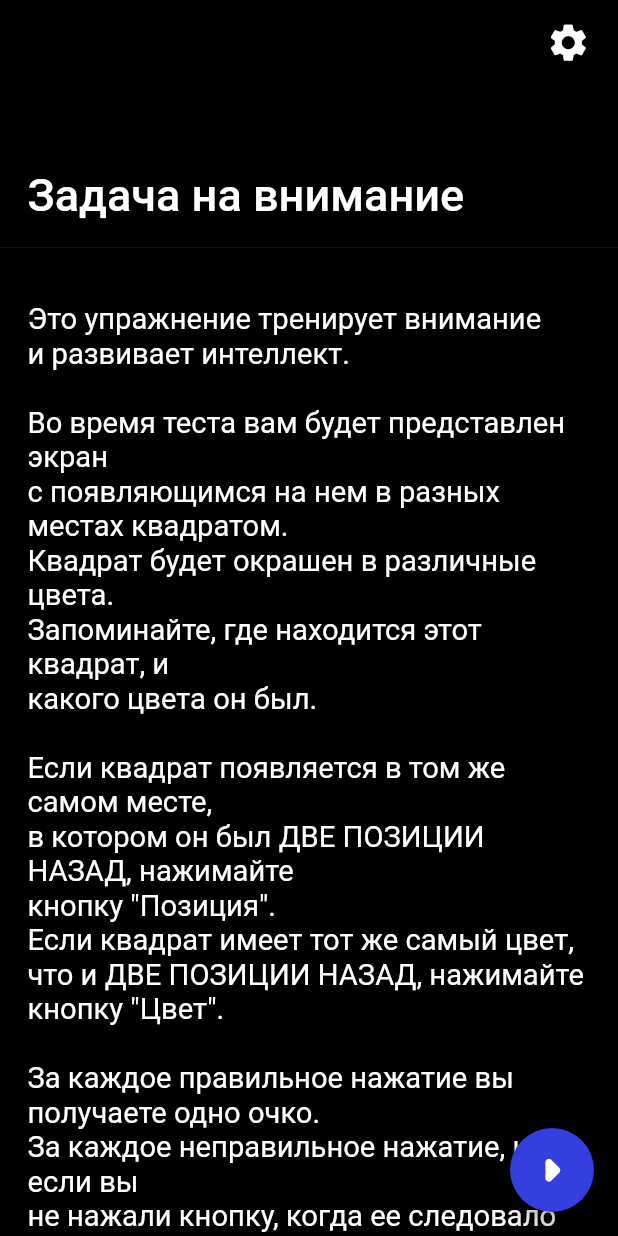
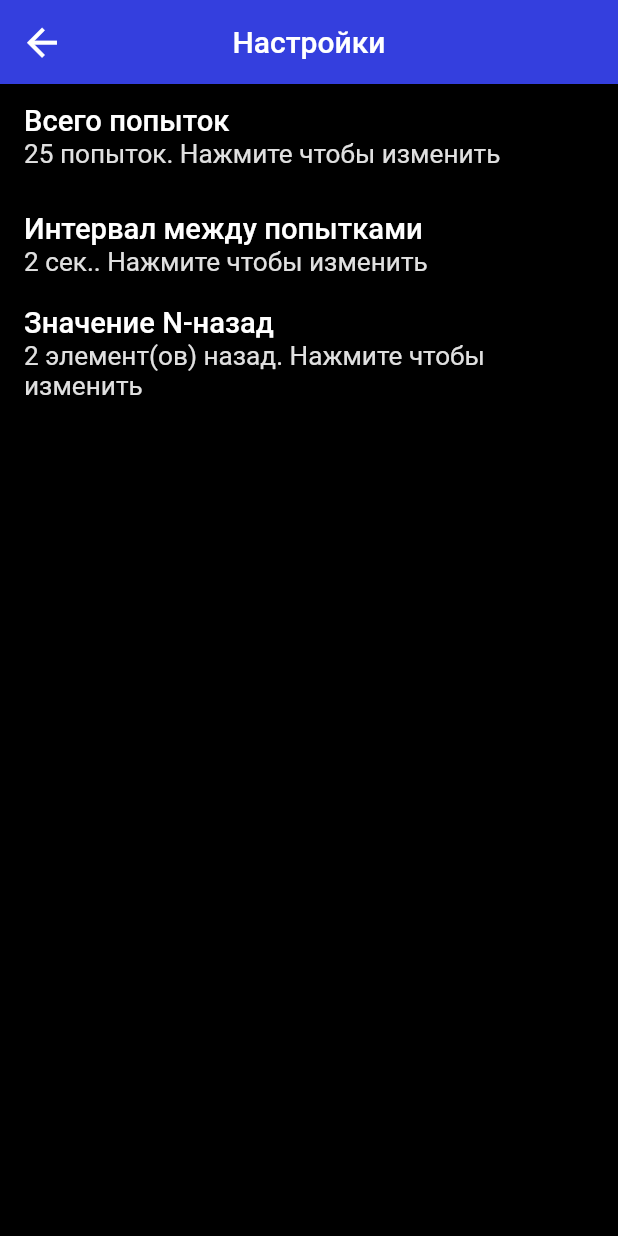
Before and after one commit to Eddie98/nbackflutter, a Flutter app: the screen it shows after launch, after a tap on the "settings" icon, on a phone screen of 412 x 824 dp. Run offline on Flutter 3.47's test engine with Material 2 defaults, Android fonts, the light colour scheme and no system bars; our stand-ins replace bloc, equatable, flutter_bloc; missing offline and left inert: ansicolor.

Commit message:
settings page added

```diff
--- a/lib/constants/app_colors.dart
+++ b/lib/constants/app_colors.dart
@@ -3,4 +3,7 @@ import 'package:flutter/material.dart';
 class AppColors {
   static const Color themeColor = Color.fromARGB(255, 52, 63, 222);
   static const Color mainBlackColor = Color.fromARGB(255, 0, 0, 0);
+  static const Color mainGreyColor = Color.fromRGBO(224, 224, 224, 1);
+  static const Color mainGreenColor = Color.fromRGBO(76, 175, 80, 1);
+  static const Color mainRedColor = Color.fromRGBO(244, 67, 54, 1);
 }
--- a/lib/constants/text_styles.dart
+++ b/lib/constants/text_styles.dart
@@ -16,4 +16,9 @@ class TextStyles {
         fontSize: getAdaptiveFontSize(17.0),
         fontWeight: FontWeight.w600,
       );
+  static TextStyle settingsPageTS() => TextStyle(
+        color: Colors.white,
+        fontSize: getAdaptiveFontSize(17.0),
+        fontWeight: FontWeight.w500,
+      );
 }
--- a/lib/constants/texts.dart
+++ b/lib/constants/texts.dart
@@ -13,6 +13,15 @@ const resultsNotGoodEnoughCanMore = 'Не очень... Можно лучше!';
 const resultsNotbadCanMore = 'Неплохо! Можно лучше!';
 const resultsGoodButMore = 'Очень хорошо! Но можно еще лучше!';
 const resultsExcellent = 'Отлично! Превосходно!';
+
+const settingsText = 'Настройки';
+const totalAttemptsText = 'Всего попыток';
+const intervalBetweenAttemptsText = 'Интервал между попытками';
+const nBackValueText = 'Значение N-назад';
+const clickToChangeText = 'Нажмите чтобы изменить';
+const attemptsText = 'попыток';
+const secondsText = 'сек.';
+const itemsbackText = 'элемент(ов) назад';
 
 const mainTitle = 'Задача на внимание';
 const mainDescription = '''
--- a/lib/routes.dart
+++ b/lib/routes.dart
@@ -10,8 +10,8 @@ class Routes {
   static const String resultsLink = '/results';
 
   static Route<T> fadeThrough<T>(
-    RouteSettings settings,
     WidgetBuilder page, {
+    RouteSettings? settings,
     int duration = 300,
   }) {
     return PageRouteBuilder<T>(
@@ -25,7 +25,7 @@ class Routes {
   }
 
   static Route<dynamic>? onGenerateRoute(RouteSettings settings) {
-    return fadeThrough(settings, (context) {
+    return fadeThrough((context) {
       if (settings.name == introdutionLink) {
         return const IntrodutionScreen();
       }
@@ -36,6 +36,6 @@ class Routes {
         return ResultsScreen(settings.arguments as List<List<String>>);
       }
       return const IntrodutionScreen();
-    });
+    }, settings: settings);
   }
 }
--- /dev/null
+++ b/lib/view/pages/settings/settings.dart
@@ -0,0 +1,45 @@
+import 'package:flutter/material.dart';
+import 'package:nbackflutter/constants/index.dart';
+import 'package:nbackflutter/utils/index.dart';
+import 'package:nbackflutter/view/widgets/index.dart';
+
+import 'widgets/list_item.dart';
+
+class SettingsPage extends StatelessWidget {
+  const SettingsPage({Key? key}) : super(key: key);
+
+  @override
+  Widget build(BuildContext context) {
+    SizeConfig().init(context);
+
+    return Scaffold(
+      appBar: AppBar(
+        automaticallyImplyLeading: false,
+        centerTitle: true,
+        leading: ArrowBackBtnWidget(
+          () => Navigator.of(context).pop(),
+        ),
+        title: const Text(settingsText),
+      ),
+      body: Column(
+        children: [
+          ListItemWidget(
+            title: totalAttemptsText,
+            subTitle: '25 $attemptsText. $clickToChangeText',
+            onTap: () {},
+          ),
+          ListItemWidget(
+            title: intervalBetweenAttemptsText,
+            subTitle: '2 $secondsText. $clickToChangeText',
+            onTap: () {},
+          ),
+          ListItemWidget(
+            title: nBackValueText,
+            subTitle: '2 $itemsbackText. $clickToChangeText',
+            onTap: () {},
+          ),
+        ],
+      ),
+    );
+  }
+}
--- /dev/null
+++ b/lib/view/pages/settings/widgets/list_item.dart
@@ -0,0 +1,34 @@
+import 'package:flutter/material.dart';
+import 'package:nbackflutter/constants/index.dart';
+
+class ListItemWidget extends StatelessWidget {
+  final String title;
+  final String subTitle;
+  final VoidCallback onTap;
+
+  const ListItemWidget({
+    Key? key,
+    required this.title,
+    required this.subTitle,
+    required this.onTap,
+  }) : super(key: key);
+
+  @override
+  Widget build(BuildContext context) {
+    return ListTile(
+      onTap: onTap,
+      title: Text(
+        title,
+        style: TextStyles.settingsPageTS(),
+      ),
+      subtitle: Text(
+        subTitle,
+        style: TextStyles.settingsPageTS().copyWith(
+          color: AppColors.mainGreyColor,
+          fontSize: TextStyles.settingsPageTS().fontSize! - 2,
+          fontWeight: FontWeight.normal,
+        ),
+      ),
+    );
+  }
+}
--- a/lib/view/screens/results/results.dart
+++ b/lib/view/screens/results/results.dart
@@ -40,11 +40,8 @@ class ResultsScreen extends StatelessWidget {
     return Scaffold(
       appBar: AppBar(
         automaticallyImplyLeading: false,
-        leading: IconButton(
-          onPressed: () =>
-              Navigator.of(context).pushReplacementNamed(Routes.trainingLink),
-          iconSize: getPropScreenWidth(26.0),
-          icon: const Icon(Icons.arrow_back),
+        leading: ArrowBackBtnWidget(
+          () => Navigator.of(context).pushReplacementNamed(Routes.trainingLink),
         ),
         title: const Text(trainingAppbarText),
       ),
--- a/lib/view/screens/training/training.dart
+++ b/lib/view/screens/training/training.dart
@@ -54,10 +54,8 @@ class _TrainingScreenState extends State<TrainingScreen> {
     return Scaffold(
       appBar: AppBar(
         automaticallyImplyLeading: false,
-        leading: IconButton(
-          onPressed: () => Navigator.pop(context),
-          iconSize: getPropScreenWidth(26.0),
-          icon: const Icon(Icons.arrow_back),
+        leading: ArrowBackBtnWidget(
+          () => Navigator.of(context).pop(),
         ),
         actions: [
           const SettingsButton(),
--- a/lib/view/screens/training/widgets/board.dart
+++ b/lib/view/screens/training/widgets/board.dart
@@ -1,4 +1,5 @@
 import 'package:flutter/material.dart';
+import 'package:nbackflutter/constants/app_colors.dart';
 import 'package:nbackflutter/constants/app_constants.dart';
 import 'package:nbackflutter/utils/index.dart';
 
@@ -57,7 +58,7 @@ class _GridItemWidget extends StatelessWidget {
   @override
   Widget build(BuildContext context) {
     return Container(
-      color: const Color.fromRGBO(224, 224, 224, 1),
+      color: AppColors.mainGreyColor,
       child: index == 4 ? const _CrossWidget() : _ColorsWidget(color: color),
     );
   }
@@ -76,7 +77,7 @@ class _CrossWidget extends StatelessWidget {
             child: Container(
               width: double.infinity,
               height: 1.0,
-              color: const Color.fromRGBO(0, 0, 0, 1),
+              color: AppColors.mainBlackColor,
             ),
           ),
           Positioned(
@@ -85,7 +86,7 @@ class _CrossWidget extends StatelessWidget {
               child: Container(
                 width: double.infinity,
                 height: 1.0,
-                color: const Color.fromRGBO(0, 0, 0, 1),
+                color: AppColors.mainBlackColor,
               ),
             ),
           ),
--- a/lib/view/screens/training/widgets/counters_row.dart
+++ b/lib/view/screens/training/widgets/counters_row.dart
@@ -16,21 +16,21 @@ class CountersRowWidget extends StatelessWidget {
           allText,
           state.counter,
           TextStyles.allColorPositionTS().copyWith(
-            color: const Color.fromRGBO(224, 224, 224, 1),
+            color: AppColors.mainGreyColor,
           ),
         ),
         _CounterWidget(
           correctText,
           state.correctAnswers.length,
           TextStyles.allColorPositionTS().copyWith(
-            color: const Color.fromRGBO(76, 175, 80, 1),
+            color: AppColors.mainGreenColor,
           ),
         ),
         _CounterWidget(
           wrongText,
           state.wrongAnswers.length,
           TextStyles.allColorPositionTS().copyWith(
-            color: const Color.fromRGBO(244, 67, 54, 1),
+            color: AppColors.mainRedColor,
           ),
         ),
       ],
--- /dev/null
+++ b/lib/view/widgets/arrow_back_btn.dart
@@ -0,0 +1,17 @@
+import 'package:flutter/material.dart';
+import 'package:nbackflutter/utils/index.dart';
+
+class ArrowBackBtnWidget extends StatelessWidget {
+  final VoidCallback onTap;
+
+  const ArrowBackBtnWidget(this.onTap, {Key? key}) : super(key: key);
+
+  @override
+  Widget build(BuildContext context) {
+    return IconButton(
+      onPressed: onTap,
+      iconSize: getPropScreenWidth(26.0),
+      icon: const Icon(Icons.arrow_back),
+    );
+  }
+}
--- a/lib/view/widgets/index.dart
+++ b/lib/view/widgets/index.dart
@@ -1,2 +1,3 @@
 export 'sized_box.dart';
 export 'settings_btn.dart';
+export 'arrow_back_btn.dart';
--- a/lib/view/widgets/settings_btn.dart
+++ b/lib/view/widgets/settings_btn.dart
@@ -1,5 +1,8 @@
 import 'package:flutter/material.dart';
+import 'package:nbackflutter/routes.dart';
 import 'package:nbackflutter/utils/index.dart';
+
+import '../pages/settings/settings.dart';
 
 class SettingsButton extends StatelessWidget {
   const SettingsButton({Key? key}) : super(key: key);
@@ -7,7 +10,11 @@ class SettingsButton extends StatelessWidget {
   @override
   Widget build(BuildContext context) {
     return IconButton(
-      onPressed: () {},
+      onPressed: () {
+        Navigator.of(context).push(
+          Routes.fadeThrough((context) => const SettingsPage()),
+        );
+      },
       iconSize: getPropScreenWidth(26.0),
       padding: EdgeInsets.zero,
       constraints: const BoxConstraints(),
```
